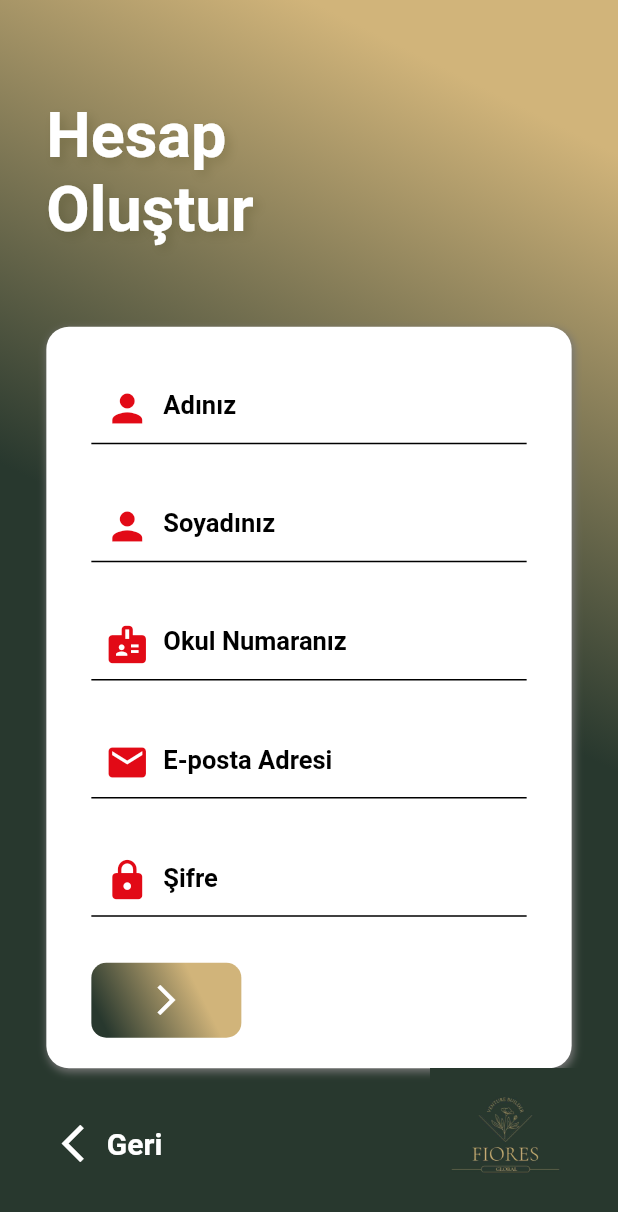
After one commit to MrBuluc/hachat, a Flutter app: the screen it shows after launch, after a tap on "Hesap Oluştur", on a phone screen of 412 x 824 dp. The commit adds this screen. Shown: the top 1212 px of the screen. Run offline on Flutter 3.47's test engine with Material 2 defaults, Android fonts, the phone set to English and light mode, and no system bars.

Commit message:
register_page completed

```diff
--- a/lib/ui/const.dart
+++ b/lib/ui/const.dart
@@ -11,6 +11,18 @@ LinearGradient entryButton = const LinearGradient(
     end: Alignment.bottomLeft,
     stops: [.1, .8],
     colors: [Color.fromRGBO(226, 10, 22, 1), Color.fromRGBO(40, 56, 46, 1)]);
+
+LinearGradient registerPageBg = const LinearGradient(
+    begin: Alignment.topRight,
+    end: Alignment.bottomLeft,
+    stops: [.1, .5],
+    colors: [Color.fromRGBO(209, 180, 122, 1), Color.fromRGBO(40, 56, 46, 1)]);
+
+LinearGradient registerButton = const LinearGradient(
+    begin: Alignment.topRight,
+    end: Alignment.bottomLeft,
+    stops: [.3, .9],
+    colors: [Color.fromRGBO(209, 180, 122, 1), Color.fromRGBO(40, 56, 46, 1)]);
 
 const TextStyle headerText = TextStyle(
     color: Colors.white,
--- a/lib/ui/login/login_page.dart
+++ b/lib/ui/login/login_page.dart
@@ -1,5 +1,7 @@
 import 'package:flutter/material.dart';
 import 'package:hachat/ui/const.dart';
+
+import 'register_page.dart';
 
 class LoginPage extends StatefulWidget {
   const LoginPage({Key? key}) : super(key: key);
@@ -32,6 +34,10 @@ class _LoginPageState extends State<LoginPage> {
                 ),
                 GestureDetector(
                   child: buildNewAccount(),
+                  onTap: () => Navigator.push(
+                      context,
+                      MaterialPageRoute(
+                          builder: (context) => const RegisterPage())),
                 )
               ],
             ),
--- /dev/null
+++ b/lib/ui/login/register_page.dart
@@ -0,0 +1,159 @@
+import 'package:flutter/cupertino.dart';
+import 'package:flutter/material.dart';
+import 'package:hachat/ui/const.dart';
+
+class RegisterPage extends StatefulWidget {
+  const RegisterPage({Key? key}) : super(key: key);
+
+  @override
+  State<RegisterPage> createState() => _RegisterPageState();
+}
+
+class _RegisterPageState extends State<RegisterPage> {
+  late Size size;
+
+  @override
+  Widget build(BuildContext context) {
+    size = MediaQuery.of(context).size;
+
+    return Container(
+      decoration: BoxDecoration(gradient: registerPageBg),
+      child: Scaffold(
+        resizeToAvoidBottomInset: true,
+        backgroundColor: Colors.transparent,
+        body: Center(
+          child: SingleChildScrollView(
+            child: Column(
+              children: [buildHeader(), buildTextFields(), buildBackButton()],
+            ),
+          ),
+        ),
+      ),
+    );
+  }
+
+  Widget buildHeader() => SizedBox(
+        height: size.height * .25,
+        width: size.width * .85,
+        child: Column(
+          mainAxisAlignment: MainAxisAlignment.center,
+          crossAxisAlignment: CrossAxisAlignment.start,
+          children: const [
+            Text(
+              "Hesap\nOluştur",
+              style: headerText,
+            )
+          ],
+        ),
+      );
+
+  Widget buildTextFields() => Container(
+        height: size.height * .6,
+        width: size.width * .85,
+        decoration: BoxDecoration(
+            color: Colors.white,
+            borderRadius: BorderRadius.circular(15),
+            boxShadow: [
+              BoxShadow(
+                  offset: const Offset(1, 2),
+                  blurRadius: 4,
+                  color: Colors.grey.shade600)
+            ]),
+        child: Form(
+          child: Padding(
+            padding:
+                const EdgeInsets.only(top: 15, right: 30, left: 30, bottom: 5),
+            child: Column(
+              mainAxisAlignment: MainAxisAlignment.spaceAround,
+              children: [
+                getTextFormField(Icons.person, "Adınız"),
+                getTextFormField(Icons.person, "Soyadınız"),
+                getTextFormField(Icons.badge, "Okul Numaranız"),
+                getTextFormField(Icons.mail, "E-posta Adresi"),
+                getTextFormField(Icons.lock, "Şifre", obscureText: true),
+                Row(
+                  mainAxisAlignment: MainAxisAlignment.spaceBetween,
+                  children: [
+                    Container(
+                      height: 50,
+                      width: 100,
+                      decoration: BoxDecoration(
+                          gradient: registerButton,
+                          borderRadius: BorderRadius.circular(10)),
+                      child: const Icon(
+                        Icons.arrow_forward_ios,
+                        color: Colors.white,
+                      ),
+                    )
+                  ],
+                )
+              ],
+            ),
+          ),
+        ),
+      );
+
+  Widget getTextFormField(IconData icon, String hintText,
+          {bool obscureText = false}) =>
+      TextFormField(
+        obscureText: obscureText,
+        keyboardType: icon == Icons.mail ? TextInputType.emailAddress : null,
+        style: TextStyle(color: Theme.of(context).hintColor),
+        decoration: InputDecoration(
+            prefixIcon: Icon(
+              icon,
+              color: Theme.of(context).primaryColor,
+              size: 30,
+            ),
+            hintText: hintText,
+            hintStyle: TextStyle(
+                fontWeight: FontWeight.bold,
+                color: Theme.of(context).hintColor,
+                fontSize: 17),
+            enabledBorder: const UnderlineInputBorder(
+              borderSide: BorderSide(color: Colors.black),
+            ),
+            focusedBorder: const UnderlineInputBorder(
+                borderSide: BorderSide(color: Colors.black))),
+      );
+
+  Widget buildBackButton() => Padding(
+        padding: EdgeInsets.only(left: size.width * .1),
+        child: Row(
+          mainAxisAlignment: MainAxisAlignment.spaceBetween,
+          children: [
+            Row(
+              children: [
+                GestureDetector(
+                  child: const Icon(
+                    Icons.arrow_back_ios,
+                    color: Colors.white,
+                    size: 30,
+                  ),
+                  onTap: () {
+                    Navigator.pop(context);
+                  },
+                ),
+                GestureDetector(
+                  child: const Text(
+                    "Geri",
+                    style: TextStyle(
+                        color: Colors.white,
+                        fontWeight: FontWeight.bold,
+                        fontSize: 20),
+                  ),
+                  onTap: () {
+                    Navigator.pop(context);
+                  },
+                )
+              ],
+            ),
+            Image.asset(
+              "asset/fiores/fioresLogo.jpg",
+              width: 150,
+              height: 100,
+            )
+          ],
+        ),
+      );
+}
--- a/pubspec.yaml
+++ b/pubspec.yaml
@@ -60,8 +60,8 @@ flutter:
   uses-material-design: true
 
   # To add assets to your application, add an assets section, like this:
-  # assets:
-  #   - images/a_dot_burr.jpeg
+  assets:
+     - asset/fiores/fioresLogo.jpg
   #   - images/a_dot_ham.jpeg
 
   # An image asset can refer to one or more resolution-specific "variants", see
@@ -75,7 +75,7 @@ flutter:
   # "family" key with the font family name, and a "fonts" key with a
   # list giving the asset and other descriptors for the font. For
   # example:
-  # fonts:
+  #fonts:
   #   - family: Schyler
   #     fonts:
   #       - asset: fonts/Schyler-Regular.ttf
```
Also changed, not shown: asset/fiores/fioresLogo.jpg (added).
